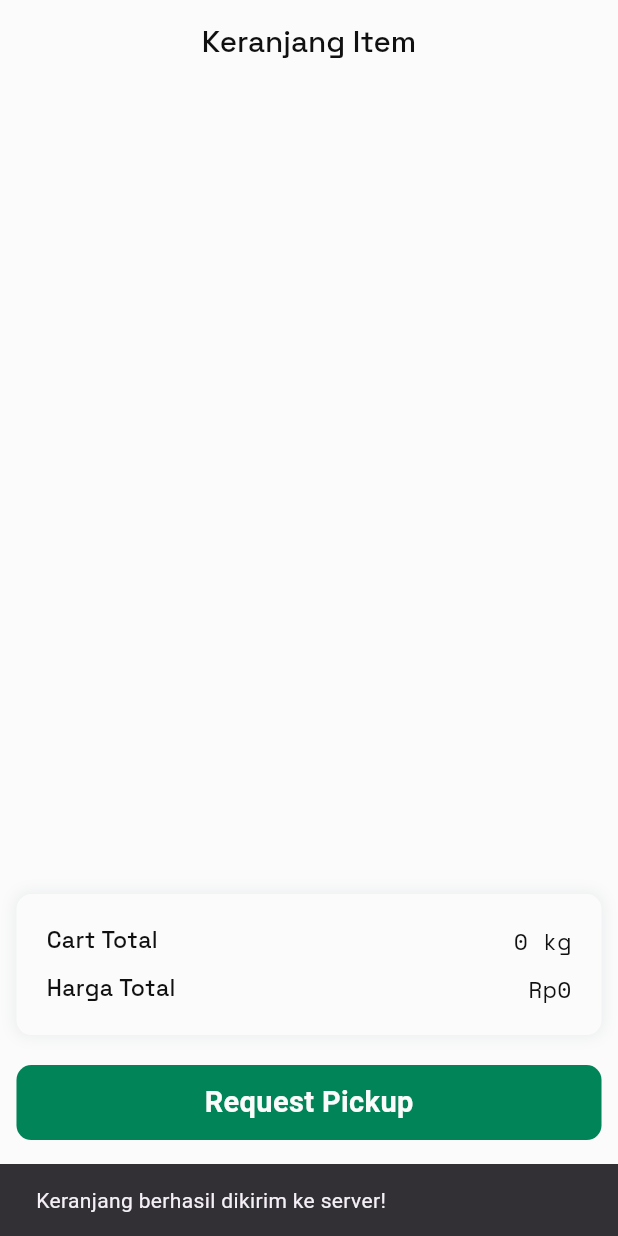
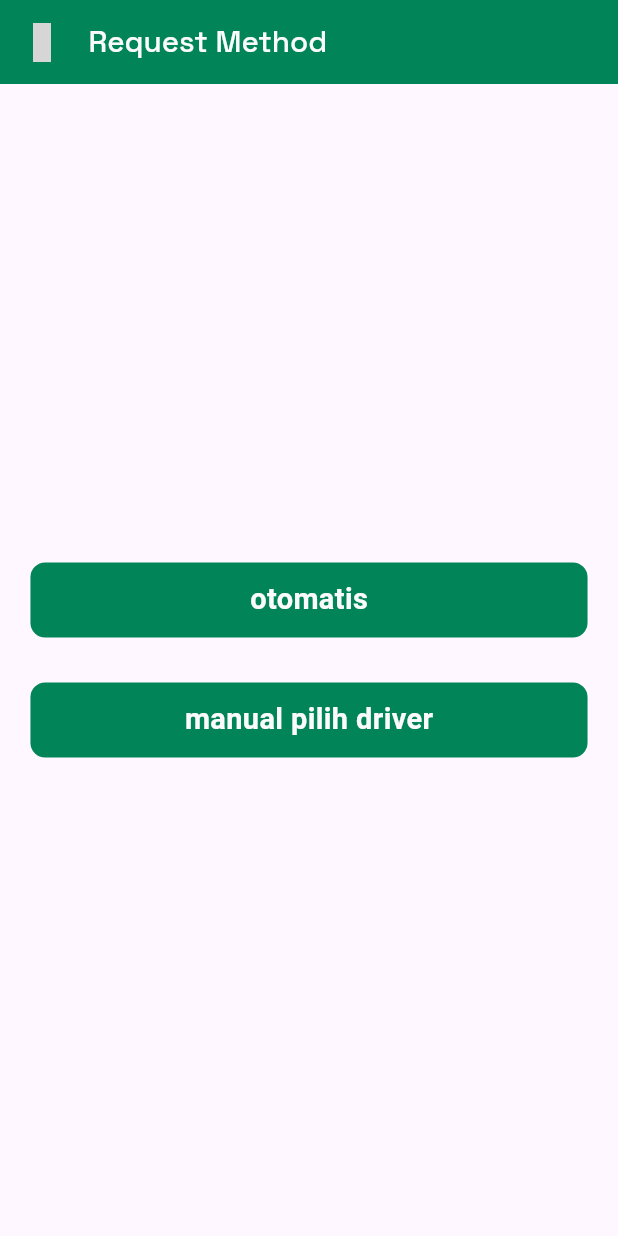
Before and after one commit to pahmiudahgede/rijig_mobile, a Flutter app: the CartScreen screen opened by its route, after a tap on "Request Pickup", on a phone screen of 412 x 824 dp. Run offline on Flutter 3.47's test engine with Material 3 defaults, Android fonts, the phone set to English and light mode, and no system bars; our stand-ins replace carousel_slider, concentric_transition, connectivity_plus, custom_refresh_indicator, device_info_plus, flutter_dotenv and 12 more; accounts and stored records are empty; network calls fail; grey boxes are pictures that could not be loaded.

Commit message:
feat: add UI for pickup

```diff
--- a/lib/core/router.dart
+++ b/lib/core/router.dart
@@ -55,5 +55,20 @@ final router = GoRouter(
         return ArticleDetailScreen(data: data);
       },
     ),
+
+    GoRoute(
+      path: '/pickupmethod',
+      builder: (context, state) {
+        dynamic data = state.extra;
+        return PickupScreen(data: data);
+      },
+    ),
+
+    GoRoute(
+      path: '/pilihpengepul',
+      builder: (context, state) {
+        return SelectCollectorScreen();
+      },
+    ),
   ],
 );
--- a/lib/core/utils/exportimportview.dart
+++ b/lib/core/utils/exportimportview.dart
@@ -13,3 +13,5 @@ export 'package:rijig_mobile/features/launch/screen/onboardingpage_screen.dart';
 export 'package:rijig_mobile/features/launch/screen/splash_screen.dart';
 export 'package:rijig_mobile/features/home/presentation/components/about_detail_comp.dart';
 export 'package:rijig_mobile/features/home/presentation/components/article_content.dart';
+export 'package:rijig_mobile/features/pickup/presentation/screen/pickup_screen.dart';
+export 'package:rijig_mobile/features/pickup/presentation/screen/selectcollector_screen.dart';
--- a/lib/features/cart/presentation/screens/cart_screen.dart
+++ b/lib/features/cart/presentation/screens/cart_screen.dart
@@ -6,6 +6,7 @@ import 'package:flutter_screenutil/flutter_screenutil.dart';
 import 'package:gap/gap.dart';
 import 'package:iconsax_flutter/iconsax_flutter.dart';
 import 'package:provider/provider.dart';
+import 'package:rijig_mobile/core/router.dart';
 import 'package:rijig_mobile/core/utils/guide.dart';
 import 'package:rijig_mobile/features/cart/model/cartitem_model.dart';
 import 'package:rijig_mobile/features/cart/presentation/viewmodel/cartitem_vmod.dart';
@@ -435,20 +436,23 @@ class _CartScreenState extends State<CartScreen> with WidgetsBindingObserver {
                           borderRadius: 9,
                           horizontal: double.infinity,
                           vertical: 50,
-                          onTap: () async {
-                            final vmod = Provider.of<CartViewModel>(
-                              context,
-                              listen: false,
-                            );
-                            await vmod.flushCartToServer();
+                          // onTap: () async {
+                          //   final vmod = Provider.of<CartViewModel>(
+                          //     context,
+                          //     listen: false,
+                          //   );
+                          //   await vmod.flushCartToServer();
 
-                            ScaffoldMessenger.of(context).showSnackBar(
-                              const SnackBar(
-                                content: Text(
-                                  "Keranjang berhasil dikirim ke server!",
-                                ),
-                              ),
-                            );
+                          //   ScaffoldMessenger.of(context).showSnackBar(
+                          //     const SnackBar(
+                          //       content: Text(
+                          //         "Keranjang berhasil dikirim ke server!",
+                          //       ),
+                          //     ),
+                          //   );
+                          // },
+                          onTap: () {
+                            router.push("/pickupmethod", extra: '');
                           },
                         ),
                       ),
--- /dev/null
+++ b/lib/features/pickup/presentation/screen/pickup_screen.dart
@@ -0,0 +1,59 @@
+import 'package:flutter/material.dart';
+import 'package:flutter_screenutil/flutter_screenutil.dart';
+import 'package:gap/gap.dart';
+import 'package:rijig_mobile/core/router.dart';
+import 'package:rijig_mobile/core/utils/guide.dart';
+import 'package:rijig_mobile/widget/appbar.dart';
+import 'package:rijig_mobile/widget/buttoncard.dart';
+
+class PickupScreen extends StatefulWidget {
+  final dynamic data;
+  const PickupScreen({super.key, required this.data});
+
+  @override
+  State<PickupScreen> createState() => _PickupScreenState();
+}
+
+class _PickupScreenState extends State<PickupScreen> {
+  @override
+  Widget build(BuildContext context) {
+    return Scaffold(
+      appBar: CustomAppBar(judul: "Request Method"),
+      body: SafeArea(
+        child: Padding(
+          padding: PaddingCustom().paddingHorizontal(20),
+          child: Column(
+            mainAxisAlignment: MainAxisAlignment.center,
+            children: [
+              CardButtonOne(
+                textButton: "otomatis",
+                fontSized: 16.sp,
+                color: primaryColor,
+                colorText: whiteColor,
+                borderRadius: 9,
+                horizontal: double.infinity,
+                vertical: 50,
+                onTap: () {
+                  router.go('/navigasi', extra: '/activity');
+                },
+              ),
+              Gap(30),
+              CardButtonOne(
+                textButton: "manual pilih driver",
+                fontSized: 16.sp,
+                color: primaryColor,
+                colorText: whiteColor,
+                borderRadius: 9,
+                horizontal: double.infinity,
+                vertical: 50,
+                onTap: () {
+                  router.push('/pilihpengepul');
+                },
+              ),
+            ],
+          ),
+        ),
+      ),
+    );
+  }
+}
```
Also changed, not shown: lib/features/pickup/presentation/screen/selectcollector_screen.dart (added, +117 -0 lines).
